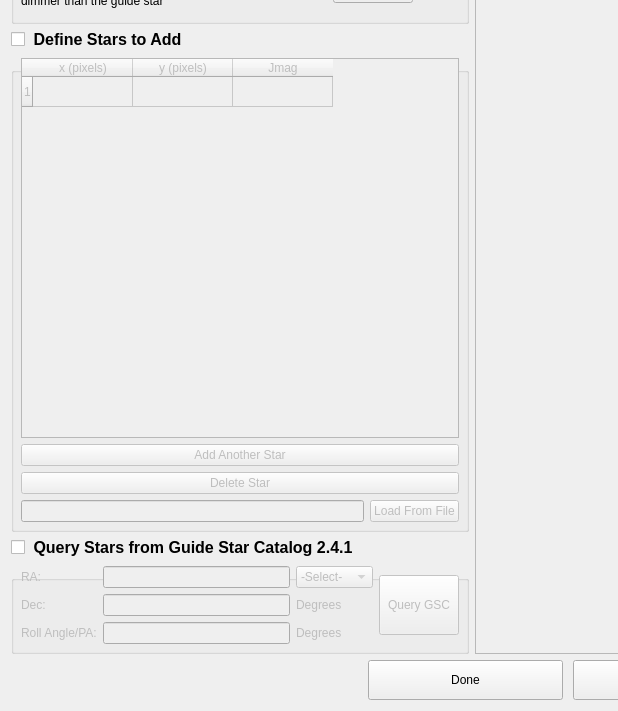
First picture: the form in jwst_magic/convert_image/background_stars.ui, repository spacetelescope/jwst_magic, before the edit; both pictures show x 0 to 618 and y 107 to 818 of the 1136 by 818 pixel window.
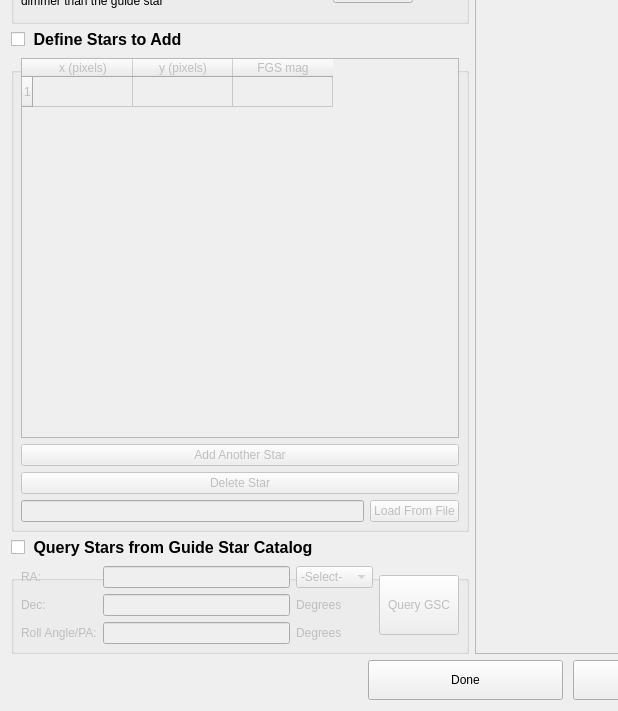
Second picture: the form after the edit.

Commit message: Change from jmag to fgsmag

```diff
--- a/jwst_magic/convert_image/background_stars.ui
+++ b/jwst_magic/convert_image/background_stars.ui
@@ -311,7 +311,7 @@
         </column>
         <column>
          <property name="text">
-          <string>Jmag</string>
+          <string>FGS mag</string>
          </property>
         </column>
        </widget>
@@ -368,7 +368,7 @@
       <string notr="true">QGroupBox { font-size: 16px; font-weight: bold; margin-top: 20px; margin-top: 18px } QGroupBox::title { top: -18px }</string>
      </property>
      <property name="title">
-      <string>Query Stars from Guide Star Catalog 2.4.1</string>
+      <string>Query Stars from Guide Star Catalog</string>
      </property>
      <property name="checkable">
       <bool>true</bool>
```
The commit also changes 2 other files.
